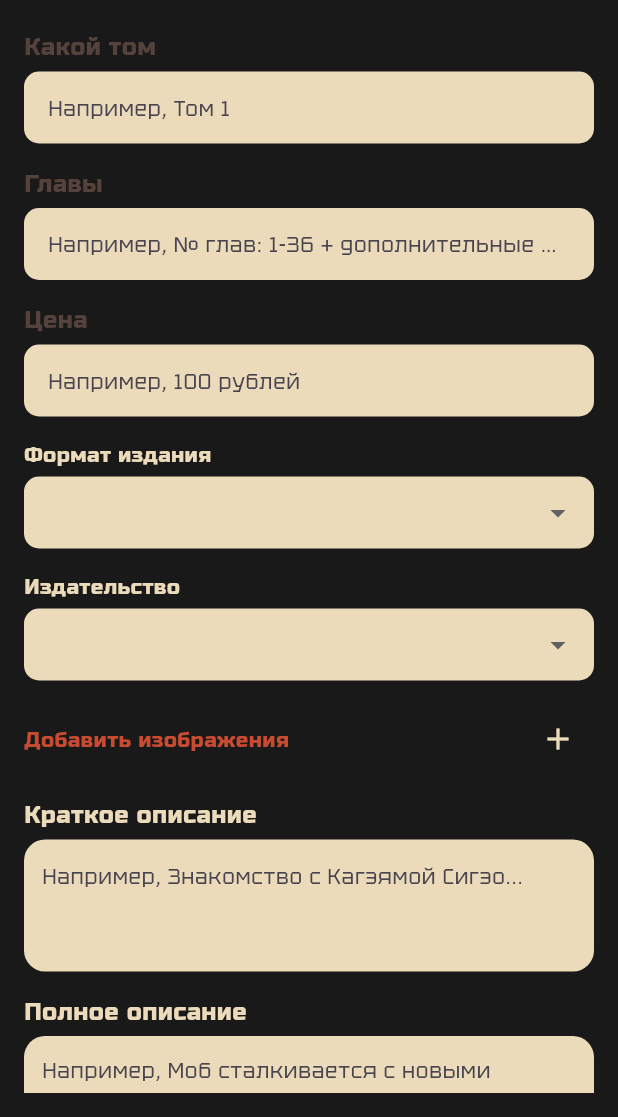
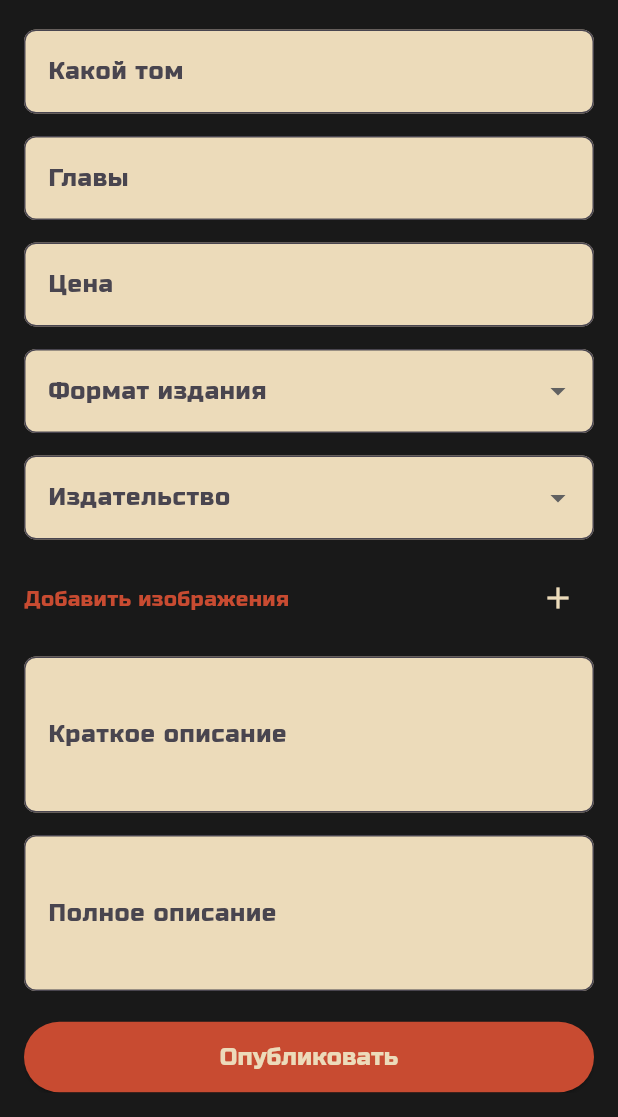
Before and after one commit to MaryPrety/API, a Flutter app: the UploadNewVolumePage screen opened directly with empty values, scrolled down 44 dp, on a phone screen of 412 x 824 dp, the part 119-1236 px from its top. Run offline on Flutter 3.47's test engine with Material 3 defaults, Android fonts, the phone set to English and light mode, and no system bars; our stand-ins replace dio, flutter_slidable; network calls fail.

Commit message:
Update upload_new_volume_page.dart

```diff
--- a/lib/pages/upload_new_volume_page.dart
+++ b/lib/pages/upload_new_volume_page.dart
@@ -8,11 +8,6 @@ const Color primaryColor = Color(0xFFC84B31);
 const Color secondaryColor = Color(0xFFECDBBA);
 const Color textColor = Color(0xFF56423D);
 const Color backgroundColor = Color(0xFF191919);
-const Color accentColor = Color(0xFFC84B31);
-
-const double defaultPadding = 16.0;
-const double defaultRadius = 10.0;
-const double defaultTextSize = 14.0;
 
 class UploadNewVolumePage extends StatefulWidget {
   final ValueChanged<MangaItem?> onItemCreated;
@@ -32,6 +27,7 @@ class _UploadNewVolumePageState extends State<UploadNewVolumePage> {
   final TextEditingController _formatController = TextEditingController();
   final TextEditingController _publisherController = TextEditingController();
   final List<String> _imageLinks = [];
+  bool _isSubmitting = false;
 
   final List<String> formatTexts = [
     'Твердый переплет\nФормат издания 19.6 x 12.5 см\nкол-во стр от 380 до 400',
@@ -44,17 +40,6 @@ class _UploadNewVolumePageState extends State<UploadNewVolumePage> {
     'Издательство Другое Комикс',
     'Издательство Еще Комикс',
     'Alt Graph',
-  ];
-
-  final List<String> chapterTexts = [
-    '№ глав: 1-36  + дополнительные истории',
-    '№ глав: 37-74',
-    '№ глав: 75-112',
-    '№ глав: 113-150',
-    '№ глав: 151-188',
-    '№ глав: 189-226',
-    '№ глав: 227-264',
-    '№ глав: 265-300',
   ];
 
   void _addImage() {
@@ -90,16 +75,14 @@ class _UploadNewVolumePageState extends State<UploadNewVolumePage> {
                     });
                   } else {
                     ScaffoldMessenger.of(context).showSnackBar(
-                      const SnackBar(content: Text("Пожалуйста, введите корректную ссылку на изображение")),
+                      const SnackBar(content: Text("Введите корректную ссылку на изображение")),
                     );
                   }
                 },
                 child: const Text("Добавить"),
               ),
               TextButton(
-                onPressed: () {
-                  Navigator.of(context).pop();
-                },
+                onPressed: () => Navigator.of(context).pop(),
                 child: const Text("Отмена"),
               ),
             ],
@@ -113,12 +96,6 @@ class _UploadNewVolumePageState extends State<UploadNewVolumePage> {
     }
   }
 
-  void _removeImage(int index) {
-    setState(() {
-      _imageLinks.removeAt(index);
-    });
-  }
-
   bool _validateInputs() {
     return _volumeController.text.isNotEmpty &&
            _chaptersController.text.isNotEmpty &&
@@ -127,14 +104,15 @@ class _UploadNewVolumePageState extends State<UploadNewVolumePage> {
            _fullDescriptionController.text.isNotEmpty &&
            _formatController.text.isNotEmpty &&
            _publisherController.text.isNotEmpty &&
-           _imageLinks.isNotEmpty;
+           _imageLinks.length == 3;
   }
 
-  void _submit() async {
+  Future<void> _submit() async {
     if (_validateInputs()) {
+      setState(() => _isSubmitting = true);
       final newMangaItem = MangaItem(
-        id: 0, // Пустой id, так как сервер его сгенерирует
-        imagePath: _imageLinks.isNotEmpty ? _imageLinks[0] : '',
+        id: 0,
+        imagePath: _imageLinks[0],
         title: _volumeController.text,
         description: _fullDescriptionController.text,
         price: _priceController.text,
@@ -146,17 +124,27 @@ class _UploadNewVolumePageState extends State<UploadNewVolumePage> {
       );
 
       try {
+        final existingProducts = await ApiService().fetchProducts();
+        if (existingProducts.any((product) => product.title == newMangaItem.title)) {
+          ScaffoldMessenger.of(context).showSnackBar(
+            const SnackBar(content: Text("Товар с таким названием уже существует")),
+          );
+          return;
+        }
+
         final createdItem = await ApiService().createProduct(newMangaItem);
         widget.onItemCreated(createdItem);
-        Navigator.pop(context, createdItem); // Возвращаем созданный товар
+        Navigator.pop(context, createdItem);
       } catch (error) {
         ScaffoldMessenger.of(context).showSnackBar(
           SnackBar(content: Text('Ошибка при создании товара: $error')),
         );
+      } finally {
+        setState(() => _isSubmitting = false);
       }
     } else {
       ScaffoldMessenger.of(context).showSnackBar(
-        const SnackBar(content: Text("Пожалуйста, заполните все поля и добавьте хотя бы одно изображение")),
+        const SnackBar(content: Text("Пожалуйста, заполните все поля и добавьте ровно 3 изображения")),
       );
     }
   }
@@ -176,8 +164,10 @@ class _UploadNewVolumePageState extends State<UploadNewVolumePage> {
           onPressed: () => Navigator.pop(context),
         ),
       ),
-      body: Padding(
-        padding: const EdgeInsets.all(defaultPadding),
+      body: _isSubmitting
+          ? const Center(child: CircularProgressIndicator())
+          : Padding(
+              padding: const EdgeInsets.all(16.0),
               child: SingleChildScrollView(
                 child: Column(
                   crossAxisAlignment: CrossAxisAlignment.stretch,
@@ -188,15 +178,11 @@ class _UploadNewVolumePageState extends State<UploadNewVolumePage> {
                       textAlign: TextAlign.center,
                     ),
                     const SizedBox(height: 20),
-              ListView(
-                shrinkWrap: true,
-                physics: const NeverScrollableScrollPhysics(),
-                children: [
                     _buildInputField('Какой том', _volumeController, hintText: 'Например, Том 1'),
                     const SizedBox(height: 15),
                     _buildInputField('Главы', _chaptersController, hintText: 'Например, № глав: 1-36 + дополнительные истории'),
                     const SizedBox(height: 15),
-                  _buildInputField('Цена', _priceController, hintText: 'Например, 100 рублей'),
+                    _buildInputField('Цена', _priceController, hintText: 'Например, 100 рублей', keyboardType: TextInputType.number),
                     const SizedBox(height: 15),
                     _buildDropdownField('Формат издания', _formatController, formatTexts),
                     const SizedBox(height: 15),
@@ -215,44 +201,34 @@ class _UploadNewVolumePageState extends State<UploadNewVolumePage> {
                     ),
                     ListView.builder(
                       shrinkWrap: true,
-                    physics: const NeverScrollableScrollPhysics(),
                       itemCount: _imageLinks.length,
-                    itemBuilder: (context, index) {
-                      return Row(
+                      itemBuilder: (context, index) => Row(
                         children: [
-                          Text("Image", style: const TextStyle(color: textColor)),
-                          if (index == 0) const Text(" (Обложка)", style: TextStyle(color: primaryColor)),
-                          if (index > 0) const Text(" (Доп. изображение)", style: TextStyle(color: textColor)),
+                          Text(
+                            "Изображение ${index + 1}",
+                            style: TextStyle(color: index == 0 ? primaryColor : textColor),
+                          ),
                           IconButton(
                             icon: const Icon(Icons.delete, color: Colors.red),
-                            onPressed: () => _removeImage(index),
+                            onPressed: () => setState(() => _imageLinks.removeAt(index)),
                           ),
                         ],
-                      );
-                    },
+                      ),
                     ),
                     const SizedBox(height: 15),
-                  _buildTextArea('Краткое описание', _shortDescriptionController, height: 88, hintText: 'Например, Знакомство с Кагэямой Сигэо...'),
+                    _buildTextArea('Краткое описание', _shortDescriptionController, hintText: 'Описание в нескольких строках...'),
                     const SizedBox(height: 15),
-                  _buildTextArea('Полное описание', _fullDescriptionController, height: 118, hintText: 'Например, Моб сталкивается с новыми врагами...'),
-                ],
-              ),
+                    _buildTextArea('Полное описание', _fullDescriptionController, hintText: 'Детальное описание...'),
                     const SizedBox(height: 20),
                     ElevatedButton(
                       onPressed: _submit,
                       child: Text(
                         "Опубликовать",
-                  style: TextStyle(
-                    color: secondaryColor,
-                    fontSize: isMobile ? 16.0 : 20.0,
-                  ),
+                        style: TextStyle(color: secondaryColor, fontSize: isMobile ? 16.0 : 20.0),
                       ),
                       style: ElevatedButton.styleFrom(
                         backgroundColor: primaryColor,
-                  padding: const EdgeInsets.symmetric(vertical: 15),
-                  shape: RoundedRectangleBorder(
-                    borderRadius: BorderRadius.circular(defaultRadius),
-                  ),
+                        padding: const EdgeInsets.symmetric(vertical: 12.0),
                       ),
                     ),
                   ],
@@ -262,122 +238,58 @@ class _UploadNewVolumePageState extends State<UploadNewVolumePage> {
     );
   }
 
-  Widget _buildInputField(String label, TextEditingController controller, {String? hintText}) {
-    return Column(
-      crossAxisAlignment: CrossAxisAlignment.start,
-      children: [
-        Text(
-          label,
-          style: const TextStyle(
-            color: textColor,
-            fontSize: 16.0,
-          ),
-        ),
-        const SizedBox(height: 5),
-        TextFormField(
+  Widget _buildInputField(String label, TextEditingController controller, {String hintText = '', TextInputType? keyboardType}) {
+    return TextField(
       controller: controller,
+      keyboardType: keyboardType,
       decoration: InputDecoration(
+        labelText: label,
         hintText: hintText,
         filled: true,
         fillColor: secondaryColor,
-            border: OutlineInputBorder(
-              borderRadius: BorderRadius.circular(defaultRadius),
-              borderSide: BorderSide.none,
+        border: OutlineInputBorder(borderRadius: BorderRadius.circular(8.0)),
       ),
-            contentPadding: const EdgeInsets.symmetric(horizontal: 12, vertical: 8),
-          ),
-          style: const TextStyle(
-            color: textColor,
-            fontSize: defaultTextSize,
-            fontFamily: 'Tektur',
-          ),
-        ),
-      ],
     );
   }
 
-  Widget _buildDropdownField(String label, TextEditingController controller, List<String> items) {
-    return Column(
-      crossAxisAlignment: CrossAxisAlignment.start,
-      children: [
-        Text(
-          label,
-          style: const TextStyle(
-            color: secondaryColor,
-            fontSize: 14.0,
-          ),
-        ),
-        const SizedBox(height: 5),
-        DropdownButtonFormField<String>(
-          value: controller.text.isNotEmpty ? controller.text : null,
-          onChanged: (String? newValue) {
-            setState(() {
-              if (newValue == 'Другое') {
-                controller.clear();
-              } else {
-                controller.text = newValue!;
-              }
-            });
-          },
-          items: items.map<DropdownMenuItem<String>>((String value) {
-            return DropdownMenuItem<String>(
-              value: value,
-              child: Text(value),
-            );
-          }).toList(),
+  Widget _buildDropdownField(String label, TextEditingController controller, List<String> options) {
+    return DropdownButtonFormField<String>(
+      value: options.contains(controller.text) ? controller.text : null,
+      items: options.map((option) => DropdownMenuItem(value: option, child: Text(option))).toList(),
+      onChanged: (value) => setState(() => controller.text = value ?? ''),
       decoration: InputDecoration(
+        labelText: label,
         filled: true,
         fillColor: secondaryColor,
-            border: OutlineInputBorder(
-              borderRadius: BorderRadius.circular(defaultRadius),
-              borderSide: BorderSide.none,
+        border: OutlineInputBorder(borderRadius: BorderRadius.circular(8.0)),
       ),
-            contentPadding: const EdgeInsets.symmetric(horizontal: 12, vertical: 8),
-          ),
-          style: const TextStyle(
-            color: textColor,
-            fontSize: defaultTextSize,
-            fontFamily: 'Tektur',
-          ),
-        ),
-      ],
     );
   }
 
-  Widget _buildTextArea(String label, TextEditingController controller, {required double height, String? hintText}) {
-    return Column(
-      crossAxisAlignment: CrossAxisAlignment.start,
-      children: [
-        Text(
-          label,
-          style: const TextStyle(
-            color: secondaryColor,
-            fontSize: 16.0,
+  Widget _buildTextArea(String label, TextEditingController controller, {String hintText = ''}) {
+    return TextField(
+      controller: controller,
+      minLines: 3,
+      maxLines: 5,
+      decoration: InputDecoration(
+        labelText: label,
+        hintText: hintText,
+        filled: true,
+        fillColor: secondaryColor,
+        border: OutlineInputBorder(borderRadius: BorderRadius.circular(8.0)),
       ),
-        ),
-        const SizedBox(height: 5),
-        Container(
-          height: height,
-          decoration: BoxDecoration(
-            color: secondaryColor,
-            borderRadius: BorderRadius.circular(14),
-          ),
-          child: TextFormField(
-            controller: controller,
-            decoration: InputDecoration(
-              hintText: hintText,
-              border: InputBorder.none,
-              contentPadding: const EdgeInsets.all(12),
-            ),
-            style: const TextStyle(
-              color: textColor,
-              fontSize: defaultTextSize,
-              fontFamily: 'Tektur',
-            ),
-            maxLines: null,
-          ),
-        ),
-      ],
     );
   }
+
+  @override
+  void dispose() {
+    _volumeController.dispose();
+    _chaptersController.dispose();
+    _priceController.dispose();
+    _shortDescriptionController.dispose();
+    _fullDescriptionController.dispose();
+    _formatController.dispose();
+    _publisherController.dispose();
+    super.dispose();
   }
+}
```
Lines whose indentation alone changed are shown as unchanged.
